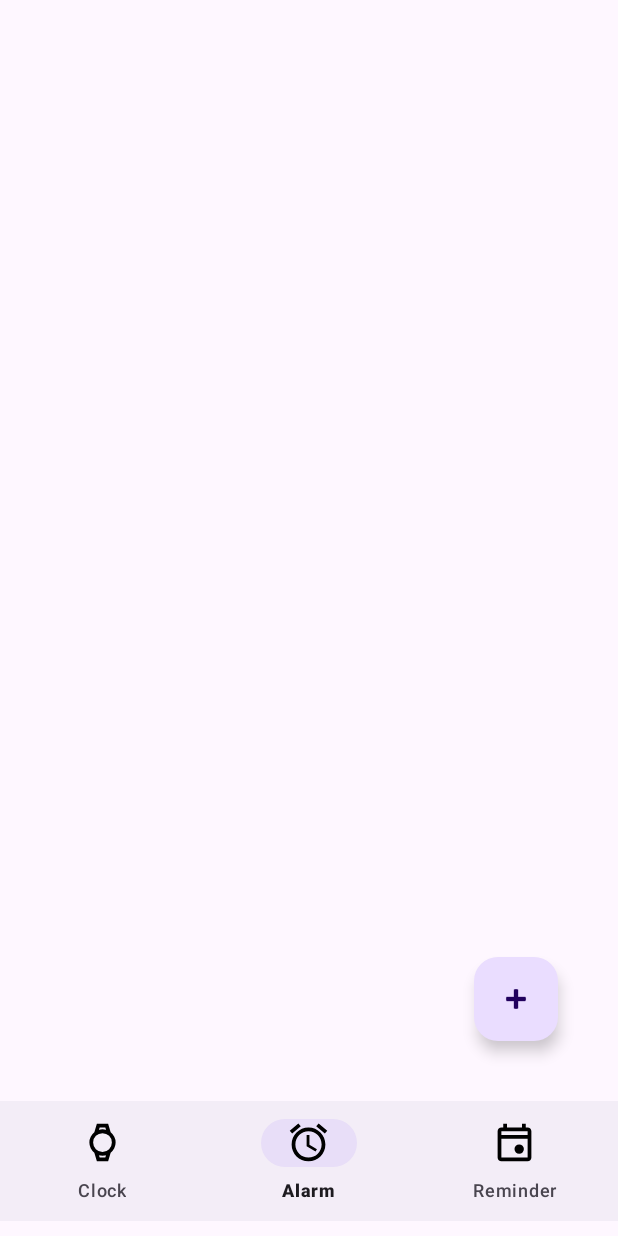
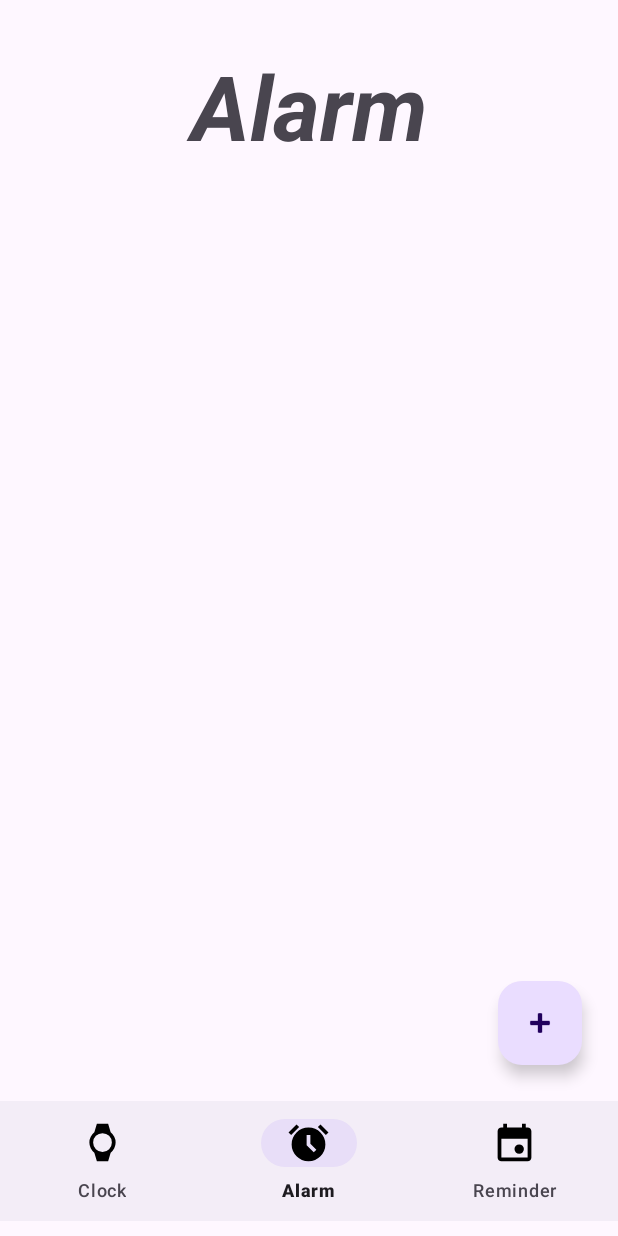
Before and after one commit to sasanklakimsetti/Reminder-Pro, an Android app: the screen it shows after launch (MainActivity), item 2 of the bottom bar chosen, on a phone screen of 412 x 824 dp. Run offline under Robolectric (Android 15) with nearby library versions, the phone set to English and light mode, and no system bars.

Commit message:
Changed icons in home screen, started working on Alarm fragment

```diff
--- a/app/build.gradle.kts
+++ b/app/build.gradle.kts
@@ -45,4 +45,5 @@ dependencies {
     testImplementation(libs.junit)
     androidTestImplementation(libs.androidx.junit)
     androidTestImplementation(libs.androidx.espresso.core)
+    implementation ("com.google.code.gson:gson:2.10.1")
 }
--- a/app/src/main/AndroidManifest.xml
+++ b/app/src/main/AndroidManifest.xml
@@ -1,6 +1,9 @@
 <?xml version="1.0" encoding="utf-8"?>
 <manifest xmlns:android="http://schemas.android.com/apk/res/android"
     xmlns:tools="http://schemas.android.com/tools">
+
+    <uses-permission android:name="android.permission.POST_NOTIFICATIONS" />
+    <uses-permission android:name="android.permission.SCHEDULE_EXACT_ALARM"/>
 
     <application
         android:allowBackup="true"
@@ -12,6 +15,7 @@
         android:supportsRtl="true"
         android:theme="@style/Theme.ReminderPro"
         tools:targetApi="31">
+        <receiver android:name=".AlarmReceiver" />
         <activity
             android:name=".SplashScreen"
             android:exported="true" >
--- a/app/src/main/java/com/sasank/reminderpro/AlarmData.kt
+++ b/app/src/main/java/com/sasank/reminderpro/AlarmData.kt
@@ -1,8 +1,11 @@
 package com.sasank.reminderpro
 
 data class AlarmData(
+    val id: Int,
+    var hour: Int,
+    var minute: Int,
     var time: String,
     var title: String,
-    var days: List<String>,
+    var repeatDays: List<String>,
     var isEnabled: Boolean
 )
--- a/app/src/main/res/drawable/baseline_access_alarm_24.xml
+++ b/app/src/main/res/drawable/baseline_access_alarm_24.xml
@@ -1,5 +1,10 @@
-<vector xmlns:android="http://schemas.android.com/apk/res/android" android:height="24dp" android:tint="#000000" android:viewportHeight="24" android:viewportWidth="24" android:width="24dp">
-
-    <path android:fillColor="@android:color/white" android:pathData="M22,5.72l-4.6,-3.86 -1.29,1.53 4.6,3.86L22,5.72zM7.88,3.39L6.6,1.86 2,5.71l1.29,1.53 4.59,-3.85zM12.5,8L11,8v6l4.75,2.85 0.75,-1.23 -4,-2.37L12.5,8zM12,4c-4.97,0 -9,4.03 -9,9s4.02,9 9,9c4.97,0 9,-4.03 9,-9s-4.03,-9 -9,-9zM12,20c-3.87,0 -7,-3.13 -7,-7s3.13,-7 7,-7 7,3.13 7,7 -3.13,7 -7,7z"/>
-
+<vector xmlns:android="http://schemas.android.com/apk/res/android"
+    android:width="24dp"
+    android:height="24dp"
+    android:viewportWidth="960"
+    android:viewportHeight="960"
+    android:tint="?attr/colorControlNormal">
+    <path
+        android:fillColor="@android:color/white"
+        android:pathData="M480,880Q405,880 339.5,851.5Q274,823 225.5,774.5Q177,726 148.5,660.5Q120,595 120,520Q120,445 148.5,379.5Q177,314 225.5,265.5Q274,217 339.5,188.5Q405,160 480,160Q555,160 620.5,188.5Q686,217 734.5,265.5Q783,314 811.5,379.5Q840,445 840,520Q840,595 811.5,660.5Q783,726 734.5,774.5Q686,823 620.5,851.5Q555,880 480,880ZM592,688L648,632L520,504L520,320L440,320L440,536L592,688ZM224,94L280,150L110,320L54,264L224,94ZM736,94L906,264L850,320L680,150L736,94Z"/>
 </vector>
--- a/app/src/main/res/drawable/event_24px.xml
+++ b/app/src/main/res/drawable/event_24px.xml
@@ -6,5 +6,5 @@
     android:tint="?attr/colorControlNormal">
   <path
       android:fillColor="@android:color/white"
-      android:pathData="M580,720Q538,720 509,691Q480,662 480,620Q480,578 509,549Q538,520 580,520Q622,520 651,549Q680,578 680,620Q680,662 651,691Q622,720 580,720ZM200,880Q167,880 143.5,856.5Q120,833 120,800L120,240Q120,207 143.5,183.5Q167,160 200,160L240,160L240,80L320,80L320,160L640,160L640,80L720,80L720,160L760,160Q793,160 816.5,183.5Q840,207 840,240L840,800Q840,833 816.5,856.5Q793,880 760,880L200,880ZM200,800L760,800Q760,800 760,800Q760,800 760,800L760,400L200,400L200,800Q200,800 200,800Q200,800 200,800ZM200,320L760,320L760,240Q760,240 760,240Q760,240 760,240L200,240Q200,240 200,240Q200,240 200,240L200,320ZM200,320L200,240Q200,240 200,240Q200,240 200,240L200,240Q200,240 200,240Q200,240 200,240L200,320Z"/>
+      android:pathData="M580,720Q538,720 509,691Q480,662 480,620Q480,578 509,549Q538,520 580,520Q622,520 651,549Q680,578 680,620Q680,662 651,691Q622,720 580,720ZM200,880Q167,880 143.5,856.5Q120,833 120,800L120,240Q120,207 143.5,183.5Q167,160 200,160L240,160L240,80L320,80L320,160L640,160L640,80L720,80L720,160L760,160Q793,160 816.5,183.5Q840,207 840,240L840,800Q840,833 816.5,856.5Q793,880 760,880L200,880ZM200,800L760,800Q760,800 760,800Q760,800 760,800L760,400L200,400L200,800Q200,800 200,800Q200,800 200,800Z"/>
 </vector>
--- a/app/src/main/res/drawable/watch_24px.xml
+++ b/app/src/main/res/drawable/watch_24px.xml
@@ -6,5 +6,5 @@
     android:tint="?attr/colorControlNormal">
   <path
       android:fillColor="@android:color/white"
-      android:pathData="M420,160L420,160L540,160L540,160Q532,160 515.5,160Q499,160 480,160Q461,160 444.5,160Q428,160 420,160ZM420,800L420,800Q428,800 444.5,800Q461,800 480,800Q499,800 515.5,800Q532,800 540,800L540,800L420,800ZM360,880L306,698Q258,660 229,603Q200,546 200,480Q200,414 229,357Q258,300 306,262L360,80L600,80L654,262Q702,300 731,357Q760,414 760,480Q760,546 731,603Q702,660 654,698L600,880L360,880ZM480,680Q563,680 621.5,621.5Q680,563 680,480Q680,397 621.5,338.5Q563,280 480,280Q397,280 338.5,338.5Q280,397 280,480Q280,563 338.5,621.5Q397,680 480,680ZM404,210Q424,205 442.5,202Q461,199 480,199Q499,199 517.5,202Q536,205 556,210L540,160L420,160L404,210ZM420,800L540,800L556,750Q536,755 517.5,757.5Q499,760 480,760Q461,760 442.5,757.5Q424,755 404,750L420,800Z"/>
+      android:pathData="M360,880L306,698Q258,660 229,603Q200,546 200,480Q200,414 229,357Q258,300 306,262L360,80L600,80L654,262Q702,300 731,357Q760,414 760,480Q760,546 731,603Q702,660 654,698L600,880L360,880ZM480,680Q563,680 621.5,621.5Q680,563 680,480Q680,397 621.5,338.5Q563,280 480,280Q397,280 338.5,338.5Q280,397 280,480Q280,563 338.5,621.5Q397,680 480,680Z"/>
 </vector>
--- a/app/src/main/res/layout/fragment_alarm.xml
+++ b/app/src/main/res/layout/fragment_alarm.xml
@@ -4,14 +4,28 @@
     android:id="@+id/alarmFragment"
     android:layout_width="match_parent"
     android:layout_height="match_parent"
-    android:padding="16dp"
+    android:layout_marginTop="30dp"
     tools:context=".Alarm">
+    <LinearLayout
+        android:id="@+id/alarmTextLayout"
+        android:layout_width="match_parent"
+        android:layout_height="wrap_content"
+        android:orientation="vertical">
+        <TextView
+            android:layout_width="match_parent"
+            android:layout_height="wrap_content"
+            android:text="Alarm"
+            android:gravity="center"
+            android:textSize="60sp"
+            android:textStyle="bold|italic" />
+    </LinearLayout>
 
     <androidx.recyclerview.widget.RecyclerView
         android:layout_width="match_parent"
         android:layout_height="match_parent"
         android:id="@+id/alarmRecyclerView"
         android:layout_above="@+id/addAlarm"
+        android:layout_below="@+id/alarmTextLayout"
         android:padding="12dp"
         />
 
```
Also changed, not shown: app/src/main/java/com/sasank/reminderpro/Alarm.kt (+83 -3 lines), app/src/main/java/com/sasank/reminderpro/AlarmAdapter.kt (+20 -11 lines), app/src/main/java/com/sasank/reminderpro/AlarmReceiver.kt (added, +53 -0 lines), app/src/main/java/com/sasank/reminderpro/AlarmStorage.kt (added, +27 -0 lines).
